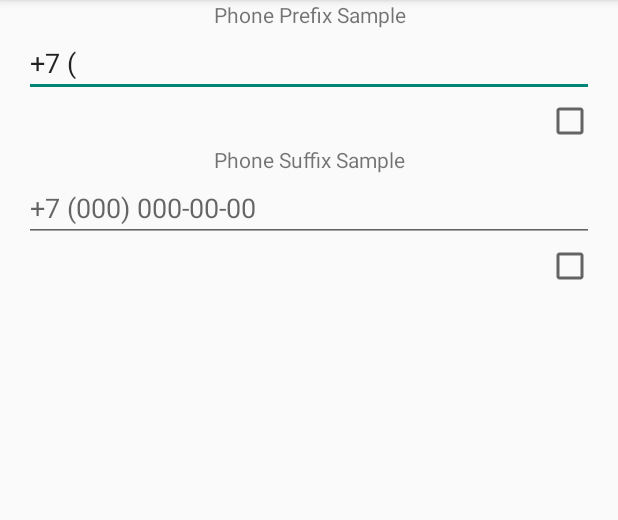
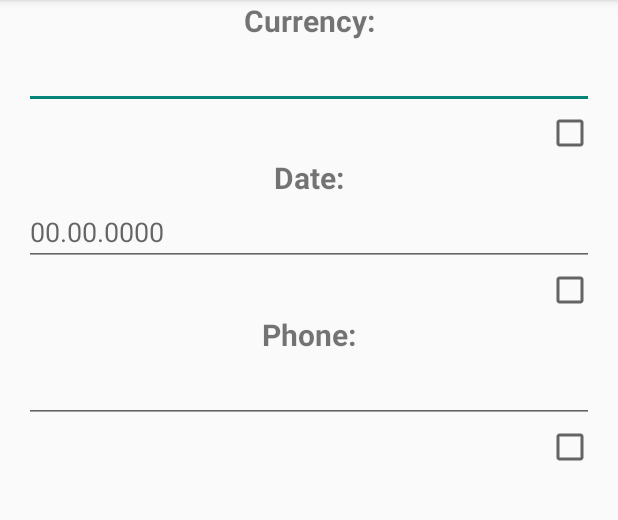
Before and after one commit to RedMadRobot/input-mask-android, an Android app: the screen it shows after launch (MainActivity), on a phone screen of 412 x 824 dp, the part 84-604 px from its top. Run offline under Robolectric (Android 15) with nearby library versions, the phone set to English and light mode, and no system bars.

Commit message:
Update sample project

````diff
--- a/app/build.gradle
+++ b/app/build.gradle
@@ -1,12 +1,12 @@
 apply plugin: 'com.android.application'
 
 android {
-    compileSdkVersion 31
+    compileSdkVersion 33
 
     defaultConfig {
         applicationId "com.redmadrobot.sample"
-        minSdkVersion 14
-        targetSdkVersion 31
+        minSdkVersion 17
+        targetSdkVersion 33
         versionCode 1
         versionName "1.0"
     }
--- a/app/src/main/java/com/redmadrobot/sample/MainActivity.java
+++ b/app/src/main/java/com/redmadrobot/sample/MainActivity.java
@@ -1,15 +1,24 @@
 package com.redmadrobot.sample;
 
+import android.graphics.Paint;
+import android.graphics.Rect;
 import android.os.Bundle;
 import android.util.Log;
+import android.view.ViewGroup;
 import android.widget.CheckBox;
 import android.widget.EditText;
+import android.widget.TextView;
+
 import androidx.annotation.NonNull;
 import androidx.appcompat.app.AppCompatActivity;
 import com.redmadrobot.inputmask.MaskedTextChangedListener;
+import com.redmadrobot.inputmask.PhoneInputListener;
 import com.redmadrobot.inputmask.helper.AffinityCalculationStrategy;
+import com.redmadrobot.inputmask.model.Country;
+import com.redmadrobot.inputmask.model.Notation;
 
 import java.util.ArrayList;
+import java.util.Collections;
 import java.util.List;
 
 /**
@@ -18,32 +27,51 @@ import java.util.List;
  * @author taflanidi
  */
 public final class MainActivity extends AppCompatActivity {
+    private PhoneInputListener listener = null;
 
     @Override
     protected void onCreate(final Bundle savedInstanceState) {
         super.onCreate(savedInstanceState);
         setContentView(R.layout.activity_main);
 
-        setupPrefixSample();
-        setupSuffixSample();
+        setupCurrencySample();
+        setupDateSample();
+        setupPhoneSample();
     }
 
-    private void setupPrefixSample() {
-        final EditText editText = findViewById(R.id.prefix_edit_text);
-        final CheckBox checkBox = findViewById(R.id.prefix_check_box);
-        final List<String> affineFormats = new ArrayList<>();
-        affineFormats.add("8 ([000]) [000]-[00]-[00]");
+    private void setupCurrencySample() {
+        // TODO
+    }
+
+    private void setupDateSample() {
+        final EditText editText = findViewById(R.id.date_edit_text);
+        final CheckBox checkBox = findViewById(R.id.date_check_box);
+        final TextView placeholder = findViewById(R.id.date_placeholder_text_view);
 
         final MaskedTextChangedListener listener = MaskedTextChangedListener.Companion.installOn(
                 editText,
-                "+7 ([000]) [000]-[00]-[00]",
-                affineFormats,
-                AffinityCalculationStrategy.PREFIX,
+                "[90].[90].[0000]",
+                new ArrayList<String>(),
+                new ArrayList<Notation>(),
+                AffinityCalculationStrategy.WHOLE_STRING,
+                true,
+                true,
+                null,
                 new MaskedTextChangedListener.ValueListener() {
                     @Override
-                    public void onTextChanged(boolean maskFilled, @NonNull final String extractedValue, @NonNull String formattedText) {
-                        logValueListener(maskFilled, extractedValue, formattedText);
+                    public void onTextChanged(boolean maskFilled, @NonNull String extractedValue, @NonNull String formattedValue, @NonNull String tailPlaceholder) {
+                        logValueListener(maskFilled, extractedValue, formattedValue);
                         checkBox.setChecked(maskFilled);
+
+                        placeholder.setText(formattedValue.isEmpty() ? "" : tailPlaceholder);
+
+                        Rect textBounds = new Rect();
+                        Paint paint = placeholder.getPaint();
+                        paint.getTextBounds(formattedValue, 0, formattedValue.length(), textBounds);
+                        int width = textBounds.width();
+
+                        ViewGroup.MarginLayoutParams placeholderParams = (ViewGroup.MarginLayoutParams) placeholder.getLayoutParams();
+                        placeholderParams.setMarginStart(width + 16); // 16 is an empirical value
                     }
                 }
         );
@@ -51,24 +79,37 @@ public final class MainActivity extends AppCompatActivity {
         editText.setHint(listener.placeholder());
     }
 
-    private void setupSuffixSample() {
-        final EditText editText = findViewById(R.id.suffix_edit_text);
-        final CheckBox checkBox = findViewById(R.id.suffix_check_box);
-        final List<String> affineFormats = new ArrayList<>();
-        affineFormats.add("+7 ([000]) [000]-[00]-[00]#[000]");
+    private void setupPhoneSample() {
+        final EditText editText = findViewById(R.id.phone_edit_text);
+        final CheckBox checkBox = findViewById(R.id.phone_check_box);
+        final TextView countriesTextView = findViewById(R.id.countries_text_view);
 
-        final MaskedTextChangedListener listener = MaskedTextChangedListener.Companion.installOn(
-                editText,
-                "+7 ([000]) [000]-[00]-[00]",
-                affineFormats,
-                AffinityCalculationStrategy.WHOLE_STRING,
-                new MaskedTextChangedListener.ValueListener() {
-                    @Override
-                    public void onTextChanged(boolean maskFilled, @NonNull final String extractedValue, @NonNull String formattedText) {
-                        logValueListener(maskFilled, extractedValue, formattedText);
-                        checkBox.setChecked(maskFilled);
+        listener = PhoneInputListener.Companion.installOn(
+            editText,
+            true,
+            false,
+            null,
+            new MaskedTextChangedListener.ValueListener() {
+                @Override
+                public void onTextChanged(boolean maskFilled, @NonNull String extractedValue, @NonNull String formattedValue, @NonNull String tailPlaceholder) {
+                    logValueListener(maskFilled, extractedValue, formattedValue);
+                    checkBox.setChecked(maskFilled);
+
+                    StringBuilder countriesList = new StringBuilder();
+                    if (listener != null) {
+                        for (Country country: listener.getComputedCountries()) {
+                            countriesList
+                                .append(country.getCountryCode())
+                                .append(" ")
+                                .append(country.getEmoji())
+                                .append(" ")
+                                .append(country.getName())
+                                .append("\n");
+                        }
                     }
+                    countriesTextView.setText(countriesList.toString());
                 }
+            }
         );
 
         editText.setHint(listener.placeholder());
--- a/app/src/main/res/layout/activity_main.xml
+++ b/app/src/main/res/layout/activity_main.xml
@@ -3,24 +3,27 @@
     android:layout_width="match_parent"
     android:layout_height="match_parent"
     android:orientation="vertical"
-    android:paddingEnd="16dp"
-    android:paddingStart="16dp">
+    android:paddingStart="16dp"
+    android:paddingEnd="16dp">
 
     <TextView
         android:layout_width="match_parent"
         android:layout_height="wrap_content"
         android:gravity="center"
-        android:text="@string/phone_prefix_sample" />
+        android:textStyle="bold"
+        android:textSize="20sp"
+        android:text="@string/currency_label" />
 
     <EditText
-        android:id="@+id/prefix_edit_text"
+        android:id="@+id/currency_edit_text"
         android:layout_width="match_parent"
         android:layout_height="wrap_content"
-        android:digits="1234567890+-() "
-        android:inputType="number" />
+        android:digits="1234567890., $€"
+        android:inputType="numberDecimal"
+        android:text="" />
 
     <CheckBox
-        android:id="@+id/prefix_check_box"
+        android:id="@+id/currency_check_box"
         android:layout_width="wrap_content"
         android:layout_height="wrap_content"
         android:layout_gravity="end"
@@ -30,19 +33,62 @@
         android:layout_width="match_parent"
         android:layout_height="wrap_content"
         android:gravity="center"
-        android:text="@string/phone_suffix_sample" />
+        android:textStyle="bold"
+        android:textSize="20sp"
+        android:text="@string/date_label" />
+
+    <RelativeLayout
+        android:layout_width="match_parent"
+        android:layout_height="wrap_content">
+
+        <EditText
+            android:id="@+id/date_edit_text"
+            android:layout_width="match_parent"
+            android:layout_height="wrap_content"
+            android:inputType="date"
+            android:text=""/>
+
+        <TextView
+            android:id="@+id/date_placeholder_text_view"
+            android:layout_width="wrap_content"
+            android:layout_height="wrap_content"
+            android:layout_alignBaseline="@id/date_edit_text"
+            android:text=""
+            android:textSize="18sp" />
+
+    </RelativeLayout>
+
+    <CheckBox
+        android:id="@+id/date_check_box"
+        android:layout_width="wrap_content"
+        android:layout_height="wrap_content"
+        android:layout_gravity="end"
+        android:clickable="false" />
+
+    <TextView
+        android:layout_width="match_parent"
+        android:layout_height="wrap_content"
+        android:gravity="center"
+        android:textStyle="bold"
+        android:textSize="20sp"
+        android:text="@string/phone_label" />
 
     <EditText
-        android:id="@+id/suffix_edit_text"
+        android:id="@+id/phone_edit_text"
         android:layout_width="match_parent"
         android:layout_height="wrap_content"
         android:inputType="phone" />
 
     <CheckBox
-        android:id="@+id/suffix_check_box"
+        android:id="@+id/phone_check_box"
         android:layout_width="wrap_content"
         android:layout_height="wrap_content"
         android:layout_gravity="end"
         android:clickable="false" />
 
+    <TextView
+        android:id="@+id/countries_text_view"
+        android:layout_width="match_parent"
+        android:layout_height="wrap_content" />
+
 </LinearLayout>
--- a/app/src/main/res/values/strings.xml
+++ b/app/src/main/res/values/strings.xml
@@ -1,5 +1,6 @@
 <resources>
     <string name="app_name">InputMask</string>
-    <string name="phone_prefix_sample">Phone Prefix Sample</string>
-    <string name="phone_suffix_sample">Phone Suffix Sample</string>
+    <string name="currency_label">Currency:</string>
+    <string name="date_label">Date:</string>
+    <string name="phone_label">Phone:</string>
 </resources>
--- a/inputmask/src/main/kotlin/com/redmadrobot/inputmask/PhoneInputListener.kt
+++ b/inputmask/src/main/kotlin/com/redmadrobot/inputmask/PhoneInputListener.kt
@@ -38,6 +38,46 @@ open class PhoneInputListener(
     valueListener,
     rightToLeft
 ) {
+    /**
+     * Convenience constructor.
+     */
+    constructor(field: EditText):
+        this(field, null)
+
+    /**
+     * Convenience constructor.
+     */
+    constructor(field: EditText, valueListener: ValueListener?):
+        this(field, null, valueListener)
+
+    /**
+     * Convenience constructor.
+     */
+    constructor(field: EditText, listener: TextWatcher?, valueListener: ValueListener?):
+        this(true, false, field, listener, valueListener)
+
+    /**
+     * Convenience constructor.
+     */
+    constructor(
+        autocomplete: Boolean,
+        autoskip: Boolean,
+        field: EditText,
+        listener: TextWatcher?,
+        valueListener: ValueListener?
+    ):
+        this(
+            "",
+            emptyList(),
+            emptyList(),
+            AffinityCalculationStrategy.WHOLE_STRING,
+            autocomplete,
+            autoskip,
+            field,
+            listener,
+            valueListener
+        )
+
     /**
      * A detected ```Country``` based on the entered digits
      */
@@ -99,4 +139,44 @@ open class PhoneInputListener(
             super.pickMask(text)
         }
     }
+
+    companion object {
+        /**
+         * Create a `PhoneInputListener` instance and assign it as a field's
+         * `TextWatcher` and `onFocusChangeListener`.
+         */
+        fun installOn(
+            editText: EditText,
+            valueListener: ValueListener? = null
+        ): PhoneInputListener = installOn(
+            editText,
+            true,
+            false,
+            null,
+            valueListener
+        )
+
+        /**
+         * Create a `PhoneInputListener` instance and assign it as a field's
+         * `TextWatcher` and `onFocusChangeListener`.
+         */
+        fun installOn(
+            editText: EditText,
+            autocomplete: Boolean = true,
+            autoskip: Boolean = false,
+            listener: TextWatcher? = null,
+            valueListener: ValueListener? = null
+        ): PhoneInputListener {
+            val maskedListener = PhoneInputListener(
+                autocomplete,
+                autoskip,
+                editText,
+                listener,
+                valueListener
+            )
+            editText.addTextChangedListener(maskedListener)
+            editText.onFocusChangeListener = maskedListener
+            return maskedListener
+        }
+    }
 }
````
